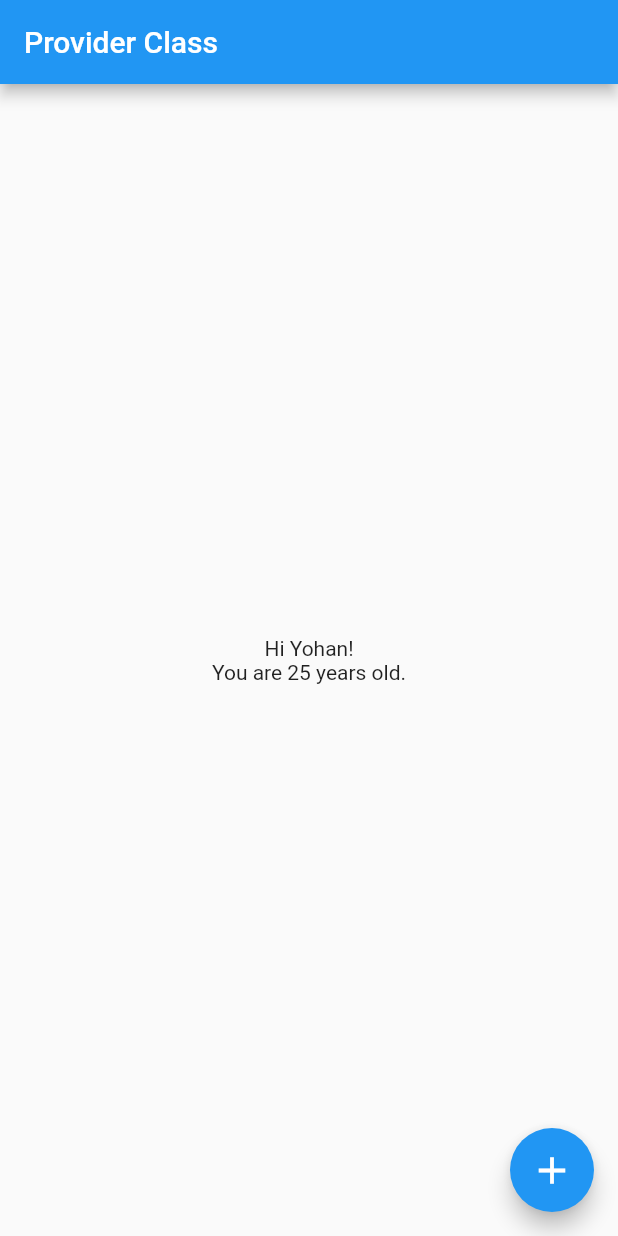
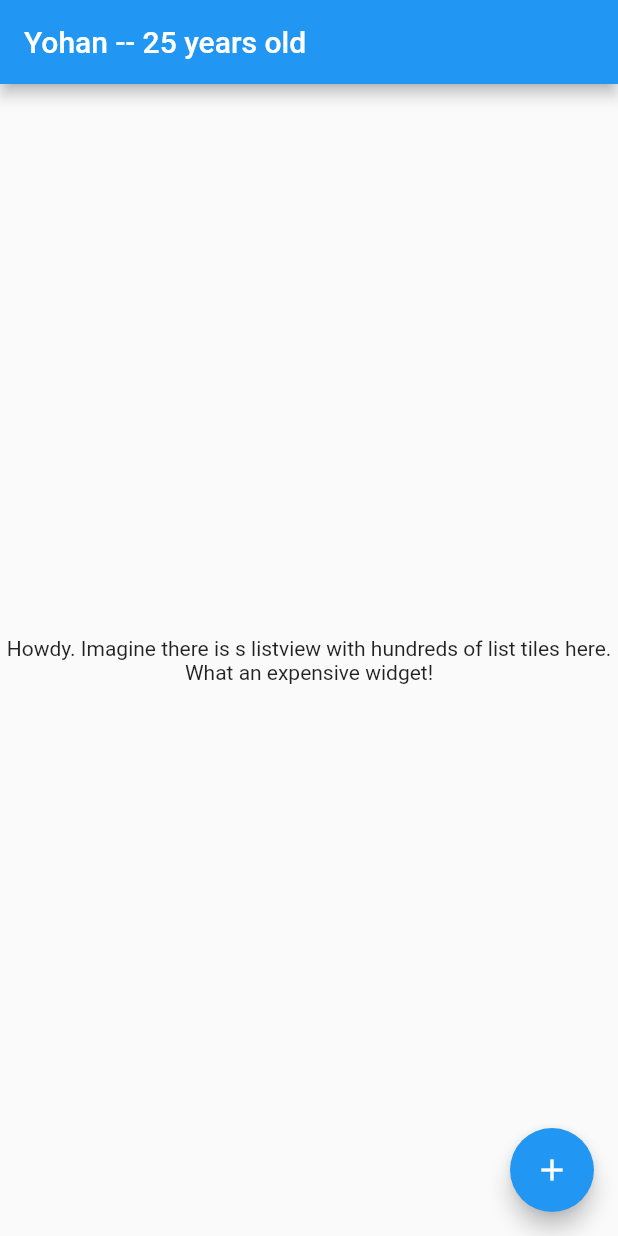
Before and after one commit to Anik7303/using-provider-flutter, a Flutter app: the screen it shows after launch, on a phone screen of 412 x 824 dp. Run offline on Flutter 3.47's test engine with Material 2 defaults, Android fonts, the phone set to English and light mode, and no system bars.

Commit message:
optimizing Comsumer

```diff
--- a/lib/main.dart
+++ b/lib/main.dart
@@ -38,22 +38,20 @@ class MyHomePage extends StatelessWidget {
   @override
   Widget build(BuildContext context) {
     return Consumer<Person>(
-      builder: (context, person, _) => Scaffold(
+      builder: (context, person, child) => Scaffold(
         appBar: AppBar(
-          title: Text('Provider Class'),
+          title: Text('${person.name} -- ${person.age} years old'),
         ),
-        body: Center(
-          child: Text(
-            'Hi ${person.name}!\nYou are ${person.age} years old.',
-            textAlign: TextAlign.center,
-          ),
+        body: child,
+        floatingActionButton: FloatingActionButton(
+          child: Icon(Icons.add),
+          onPressed: () => person.increaseAge(),
         ),
-        floatingActionButton: FloatingActionButton(
-          child: Icon(
-            Icons.add,
-            size: 30.0,
-          ),
-          onPressed: () => person.increaseAge(),
+      ),
+      child: Center(
+        child: Text(
+          'Howdy. Imagine there is s listview with hundreds of list tiles here. What an expensive widget!',
+          textAlign: TextAlign.center,
         ),
       ),
     );
```
